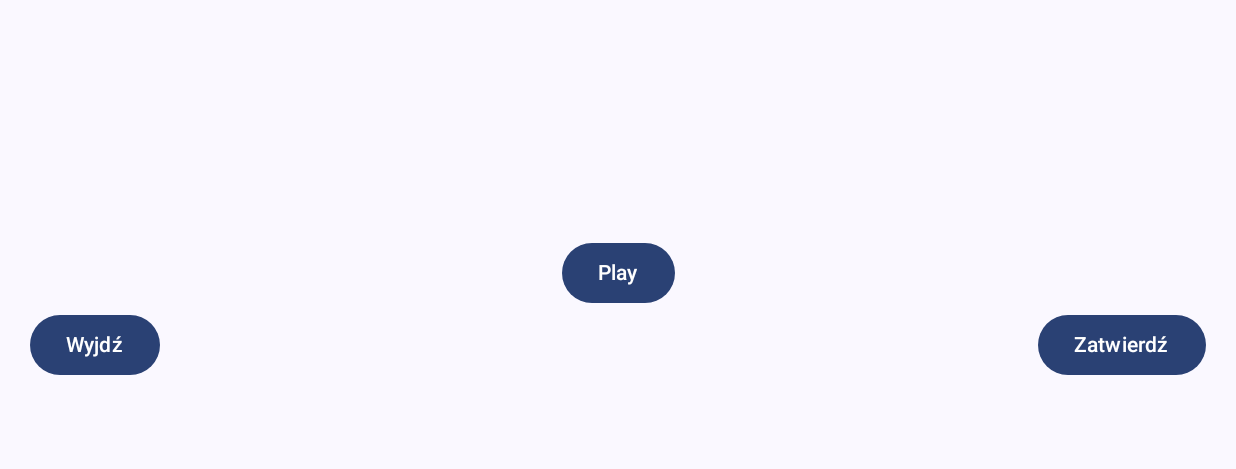
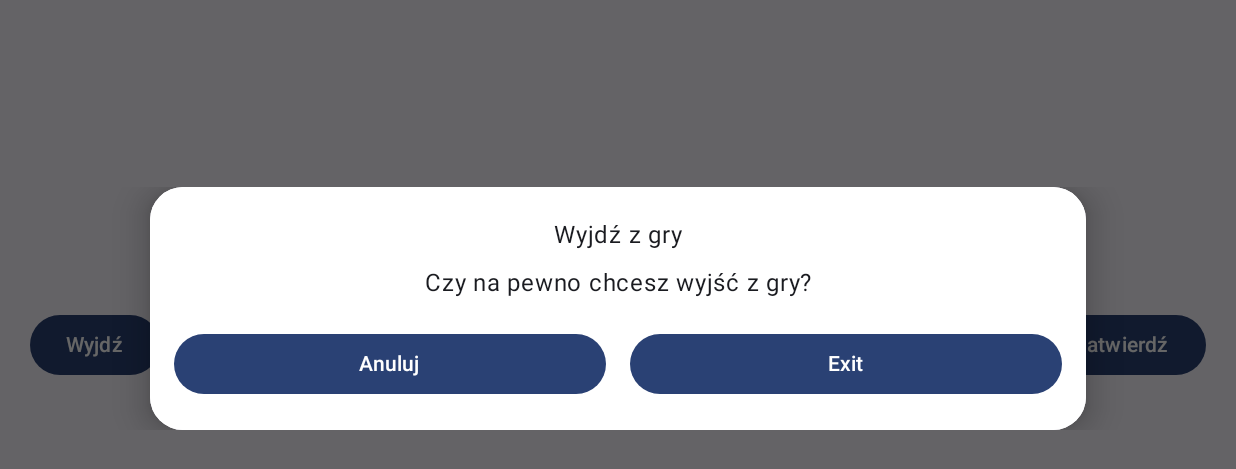
Before and after one commit to BetterB0y/WorldSounds, an Android app built with Jetpack Compose: the composable OneSoundGameScreen shown on its own in the app's theme, after a tap on "Wyjdź", on a phone screen of 824 x 412 dp (held sideways). Shown: the top 469 px of the screen. Run offline under Robolectric (Android 15) with nearby library versions, the phone set to English and light mode, and no system bars; our stand-ins replace Dagger/Hilt's generated code; libraries missing offline, so code that uses them is left out: com.ramcosta.composedestinations; 2 statements that could not run were skipped.

Commit message:
Exit dialog from game

```diff
--- a/app/src/main/kotlin/pl/polsl/worldsounds/screen/game/GameScreen.kt
+++ b/app/src/main/kotlin/pl/polsl/worldsounds/screen/game/GameScreen.kt
@@ -1,13 +1,18 @@
 package pl.polsl.worldsounds.screen.game
 
+import androidx.activity.compose.BackHandler
 import androidx.compose.foundation.layout.Arrangement
 import androidx.compose.foundation.layout.Column
 import androidx.compose.foundation.layout.fillMaxSize
 import androidx.compose.runtime.Composable
+import androidx.compose.runtime.getValue
+import androidx.compose.runtime.mutableStateOf
 import androidx.compose.runtime.remember
+import androidx.compose.runtime.setValue
 import androidx.compose.ui.Alignment
 import androidx.compose.ui.Modifier
 import pl.polsl.worldsounds.ui.components.buttons.GameNavButtons
+import pl.polsl.worldsounds.ui.components.dialogs.ExitGameDialog
 
 @Composable
 fun GameScreen(
@@ -24,6 +29,19 @@ fun GameScreen(
         }
     }
 
+    var isExitDialogVisible: Boolean by remember {
+        mutableStateOf(false)
+    }
+
+    BackHandler {
+        isExitDialogVisible = true
+    }
+
+
+    if (isExitDialogVisible) {
+        ExitGameDialog(onConfirm = { navigateToMainScreen() }, onDismiss = { isExitDialogVisible = false })
+    }
+
     Column(
         modifier = Modifier.fillMaxSize(),
         horizontalAlignment = Alignment.CenterHorizontally,
@@ -31,8 +49,8 @@ fun GameScreen(
     ) {
         content()
         GameNavButtons(
-            navigateToMainScreen = navigateToMainScreen,
-            processAnswer = {
+            onExit = { isExitDialogVisible = true },
+            onNext = {
                 processAnswer(it, isFirstTry[state.currentRound]!!) { isCorrect ->
                     isFirstTry[state.currentRound] = false
                     if (isCorrect) resetSelectedName()
--- a/app/src/main/kotlin/pl/polsl/worldsounds/ui/components/buttons/GameNavButtons.kt
+++ b/app/src/main/kotlin/pl/polsl/worldsounds/ui/components/buttons/GameNavButtons.kt
@@ -12,8 +12,8 @@ import pl.polsl.worldsounds.ui.resources.D
 
 @Composable
 fun GameNavButtons(
-    navigateToMainScreen: () -> Unit,
-    processAnswer: (String) -> Unit,
+    onExit: () -> Unit,
+    onNext: (String) -> Unit,
     selectedName: String
 ) {
     Row(
@@ -22,11 +22,11 @@ fun GameNavButtons(
             .padding(horizontal = D.Padding.paddingDoubleBig),
         horizontalArrangement = Arrangement.SpaceBetween
     ) {
-        Button(onClick = { navigateToMainScreen() }) {
+        Button(onClick = { onExit() }) {
             Text("Wyjdź")
         }
 
-        Button(onClick = { processAnswer(selectedName) }) {
+        Button(onClick = { onNext(selectedName) }) {
             Text("Zatwierdź")
         }
     }
--- a/app/src/main/kotlin/pl/polsl/worldsounds/ui/components/dialogs/ChangeUsernameDialog.kt
+++ b/app/src/main/kotlin/pl/polsl/worldsounds/ui/components/dialogs/ChangeUsernameDialog.kt
@@ -9,6 +9,7 @@ import androidx.compose.runtime.saveable.rememberSaveable
 import androidx.compose.runtime.setValue
 import androidx.compose.ui.text.input.ImeAction
 import androidx.compose.ui.text.input.KeyboardType
+import pl.polsl.worldsounds.R
 
 
 @Composable
@@ -32,8 +33,9 @@ fun ChangeUsernameDialog(
             ),
         )
         DialogButtonsRow(
+            actionText = R.string.save,
             onConfirm = { onConfirm(textFieldValue) },
-            onDismiss = onDismiss
+            onDismiss = onDismiss,
         )
 
     }
--- a/app/src/main/kotlin/pl/polsl/worldsounds/ui/components/dialogs/DialogButtonsRow.kt
+++ b/app/src/main/kotlin/pl/polsl/worldsounds/ui/components/dialogs/DialogButtonsRow.kt
@@ -1,5 +1,6 @@
 package pl.polsl.worldsounds.ui.components.dialogs
 
+import androidx.annotation.StringRes
 import androidx.compose.foundation.layout.Box
 import androidx.compose.foundation.layout.Row
 import androidx.compose.foundation.layout.padding
@@ -8,10 +9,15 @@ import androidx.compose.material3.Button
 import androidx.compose.material3.Text
 import androidx.compose.runtime.Composable
 import androidx.compose.ui.Modifier
+import androidx.compose.ui.res.stringResource
 import pl.polsl.worldsounds.ui.resources.D
 
 @Composable
-fun DialogButtonsRow(onDismiss: (() -> Unit), onConfirm: (() -> Unit)) {
+fun DialogButtonsRow(
+    @StringRes actionText: Int,
+    onDismiss: (() -> Unit),
+    onConfirm: (() -> Unit)
+) {
     Row(
         modifier = Modifier.padding(top = D.Padding.Dialog.buttonsSpacer),
     ) {
@@ -26,7 +32,7 @@ fun DialogButtonsRow(onDismiss: (() -> Unit), onConfirm: (() -> Unit)) {
             modifier = Modifier.weight(1f),
             onClick = onConfirm
         ) {
-            Text("Zapisz")
+            Text(stringResource(actionText))
         }
     }
 }
--- /dev/null
+++ b/app/src/main/kotlin/pl/polsl/worldsounds/ui/components/dialogs/ExitGameDialog.kt
@@ -0,0 +1,18 @@
+package pl.polsl.worldsounds.ui.components.dialogs
+
+import androidx.compose.runtime.Composable
+import pl.polsl.worldsounds.R
+
+@Composable
+fun ExitGameDialog(
+    onConfirm: () -> Unit,
+    onDismiss: () -> Unit,
+) {
+    BaseDialog(title = "Wyjdź z gry", description = "Czy na pewno chcesz wyjść z gry?", onDismiss = { }) {
+        DialogButtonsRow(
+            actionText = R.string.exit,
+            onConfirm = onConfirm,
+            onDismiss = onDismiss
+        )
+    }
+}
--- a/app/src/main/res/values/strings.xml
+++ b/app/src/main/res/values/strings.xml
@@ -5,5 +5,7 @@
     <string name="storageRationale">Access to the storage is needed to add Your own categories. Give the necessary permissions.</string>
     <string name="language">Language:</string>
     <string name="defaultUsername">Player</string>
+    <string name="save">Save</string>
+    <string name="exit">Exit</string>
 
 </resources>
```
Also changed, not shown: 1 other file.
